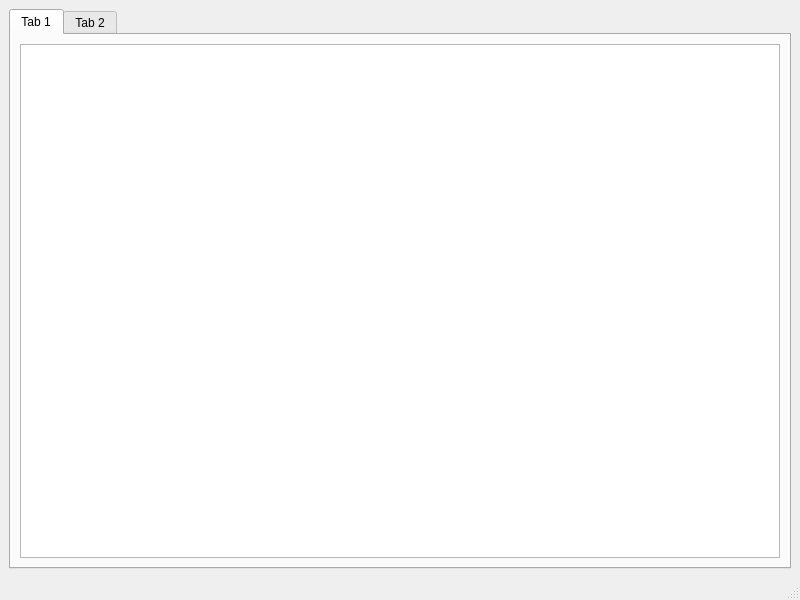
Before: the Qt Designer form src/mainwindow.ui in KDE/confine, drawn with Qt 5.
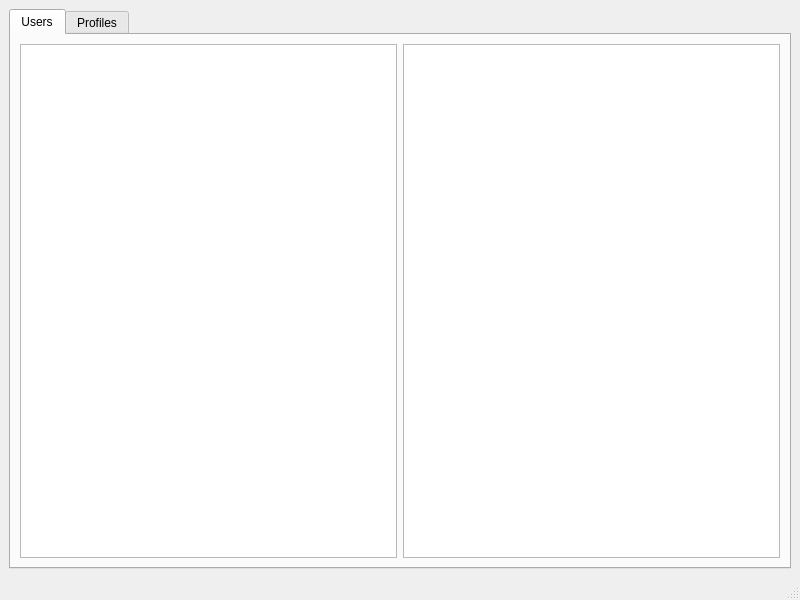
After: the same form once the commit is applied. The open tabs and pages were chosen to show the change.

Commit message: GUI displays profiles for a certain User

Patch:
```diff
--- a/src/mainwindow.ui
+++ b/src/mainwindow.ui
@@ -22,19 +22,26 @@
       </property>
       <widget class="QWidget" name="tab">
        <attribute name="title">
-        <string>Tab 1</string>
+        <string>Users</string>
        </attribute>
-       <layout class="QGridLayout" name="gridLayout_2">
+       <layout class="QGridLayout" name="gridLayout_3">
         <item row="0" column="0">
          <widget class="QListWidget" name="userList"/>
         </item>
+        <item row="0" column="1">
+         <widget class="QListWidget" name="profileListForUser">
+          <property name="selectionMode">
+           <enum>QAbstractItemView::MultiSelection</enum>
+          </property>
+         </widget>
+        </item>
        </layout>
       </widget>
       <widget class="QWidget" name="tab_2">
        <attribute name="title">
-        <string>Tab 2</string>
+        <string>Profiles</string>
        </attribute>
-       <layout class="QGridLayout" name="gridLayout_3">
+       <layout class="QGridLayout" name="gridLayout_2">
         <item row="0" column="0">
          <widget class="QListWidget" name="profileList"/>
         </item>
```
The commit also changes 6 other files.
